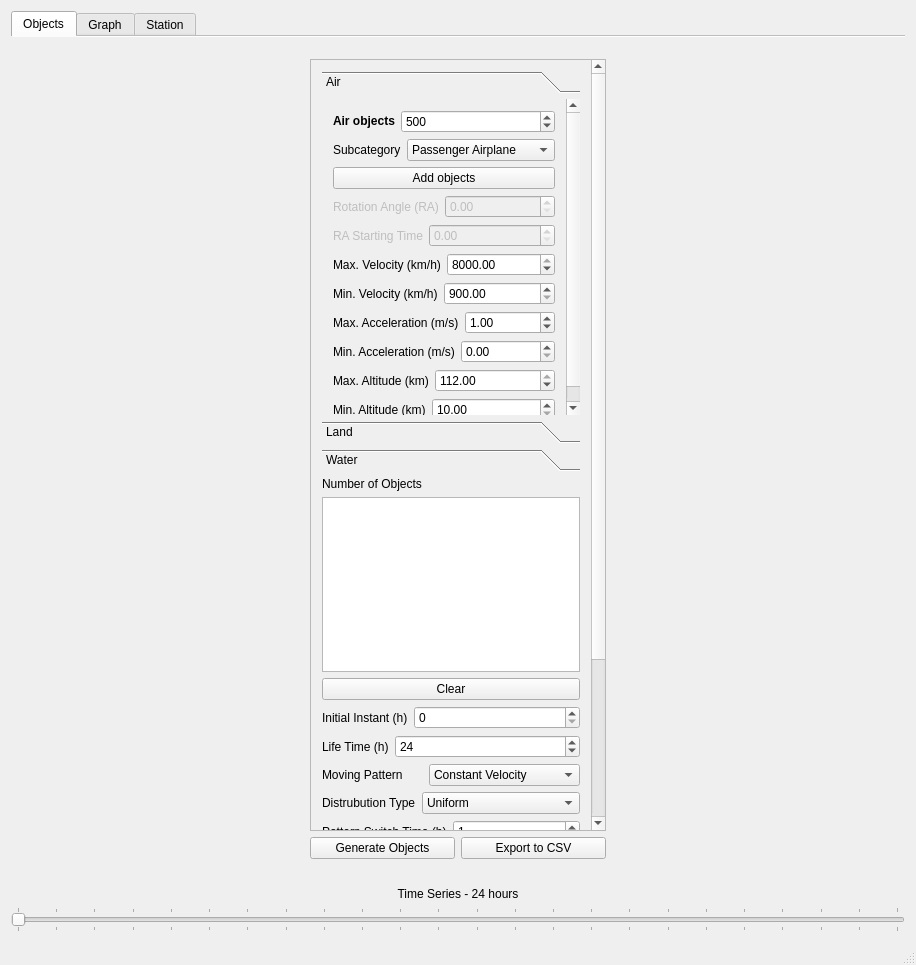
This is mainwindow.ui in sergiosvieira/mog as Qt 5 draws it before an edit. The edited form follows.
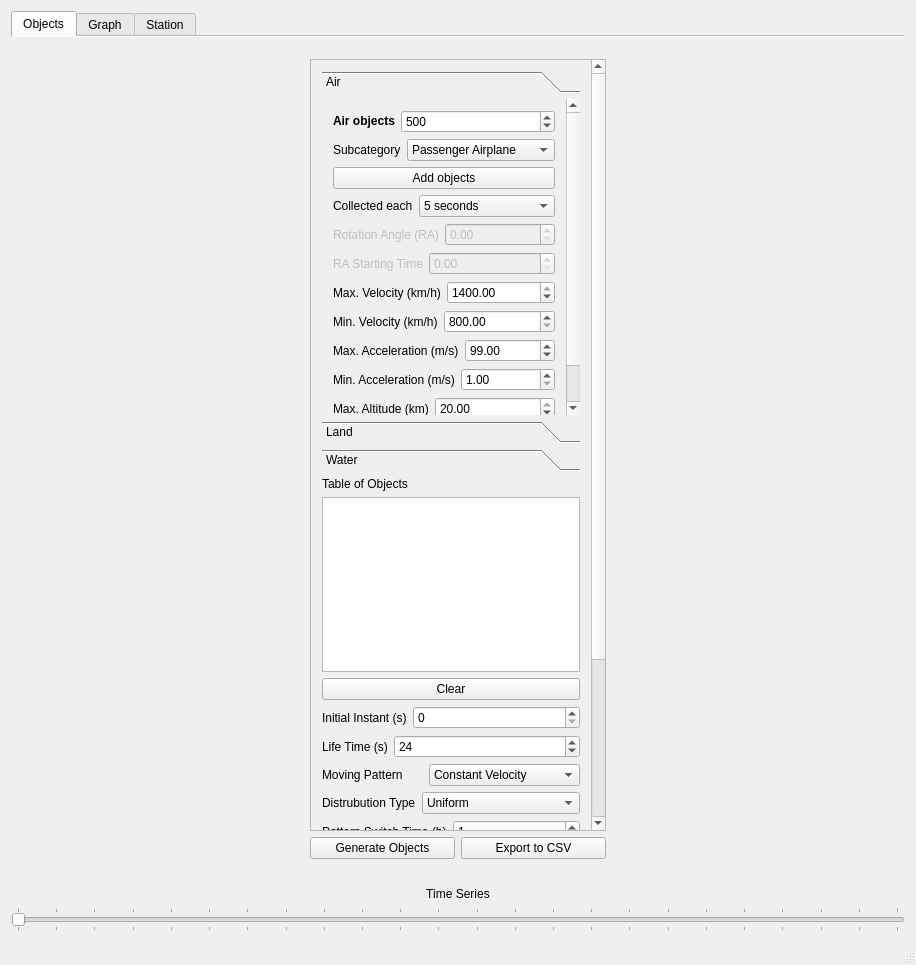
This is the edited form. The open tabs and pages were chosen to show the change.

Patch:
```diff
--- a/mainwindow.ui
+++ b/mainwindow.ui
@@ -95,9 +95,9 @@
                       <property name="geometry">
                        <rect>
                         <x>0</x>
-                        <y>-103</y>
-                        <width>262</width>
-                        <height>401</height>
+                        <y>0</y>
+                        <width>272</width>
+                        <height>443</height>
                        </rect>
                       </property>
                       <property name="minimumSize">
@@ -204,6 +204,35 @@
                          </property>
                         </widget>
                        </item>
+                       <item>
+                        <layout class="QHBoxLayout" name="horizontalLayout_17">
+                         <property name="topMargin">
+                          <number>0</number>
+                         </property>
+                         <item>
+                          <widget class="QLabel" name="label_12">
+                           <property name="text">
+                            <string>Collected each</string>
+                           </property>
+                          </widget>
+                         </item>
+                         <item>
+                          <widget class="QComboBox" name="airCollectedEach">
+                           <property name="sizePolicy">
+                            <sizepolicy hsizetype="Preferred" vsizetype="Fixed">
+                             <horstretch>1</horstretch>
+                             <verstretch>0</verstretch>
+                            </sizepolicy>
+                           </property>
+                           <item>
+                            <property name="text">
+                             <string>5 seconds</string>
+                            </property>
+                           </item>
+                          </widget>
+                         </item>
+                        </layout>
+                       </item>
                        <item>
                         <layout class="QHBoxLayout" name="horizontalLayout_9">
                          <item>
@@ -282,13 +311,13 @@
                             </sizepolicy>
                            </property>
                            <property name="minimum">
-                            <double>900.000000000000000</double>
+                            <double>800.000000000000000</double>
                            </property>
                            <property name="maximum">
-                            <double>8000.000000000000000</double>
+                            <double>1400.000000000000000</double>
                            </property>
                            <property name="value">
-                            <double>8000.000000000000000</double>
+                            <double>1400.000000000000000</double>
                            </property>
                           </widget>
                          </item>
@@ -312,10 +341,13 @@
                             </sizepolicy>
                            </property>
                            <property name="minimum">
-                            <double>900.000000000000000</double>
+                            <double>800.000000000000000</double>
                            </property>
                            <property name="maximum">
-                            <double>8000.000000000000000</double>
+                            <double>1400.000000000000000</double>
+                           </property>
+                           <property name="value">
+                            <double>800.000000000000000</double>
                            </property>
                           </widget>
                          </item>
@@ -339,7 +371,7 @@
                             </sizepolicy>
                            </property>
                            <property name="value">
-                            <double>1.000000000000000</double>
+                            <double>99.000000000000000</double>
                            </property>
                           </widget>
                          </item>
@@ -362,6 +394,12 @@
                              <verstretch>0</verstretch>
                             </sizepolicy>
                            </property>
+                           <property name="minimum">
+                            <double>1.000000000000000</double>
+                           </property>
+                           <property name="value">
+                            <double>1.000000000000000</double>
+                           </property>
                           </widget>
                          </item>
                         </layout>
@@ -383,11 +421,14 @@
                              <verstretch>0</verstretch>
                             </sizepolicy>
                            </property>
+                           <property name="minimum">
+                            <double>10.000000000000000</double>
+                           </property>
                            <property name="maximum">
-                            <double>112.000000000000000</double>
+                            <double>20.000000000000000</double>
                            </property>
                            <property name="value">
-                            <double>112.000000000000000</double>
+                            <double>20.000000000000000</double>
                            </property>
                           </widget>
                          </item>
@@ -413,6 +454,9 @@
                            <property name="minimum">
                             <double>10.000000000000000</double>
                            </property>
+                           <property name="maximum">
+                            <double>20.000000000000000</double>
+                           </property>
                           </widget>
                          </item>
                         </layout>
@@ -914,7 +958,7 @@
                    <item>
                     <widget class="QLabel" name="label">
                      <property name="text">
-                      <string>Number of Objects</string>
+                      <string>Table of Objects</string>
                      </property>
                     </widget>
                    </item>
@@ -946,7 +990,7 @@
                      <item>
                       <widget class="QLabel" name="label_5">
                        <property name="text">
-                        <string>Initial Instant (h)</string>
+                        <string>Initial Instant (s)</string>
                        </property>
                       </widget>
                      </item>
@@ -970,7 +1014,7 @@
                      <item>
                       <widget class="QLabel" name="label_40">
                        <property name="text">
-                        <string>Life Time (h)</string>
+                        <string>Life Time (s)</string>
                        </property>
                       </widget>
                      </item>
@@ -1520,7 +1564,7 @@
     <item>
      <widget class="QLabel" name="label_26">
       <property name="text">
-       <string>Time Series - 24 hours</string>
+       <string>Time Series</string>
       </property>
       <property name="alignment">
        <set>Qt::AlignHCenter|Qt::AlignTop</set>
```
Left out of the diff: 104 changed lines with no effect on the pictures.
